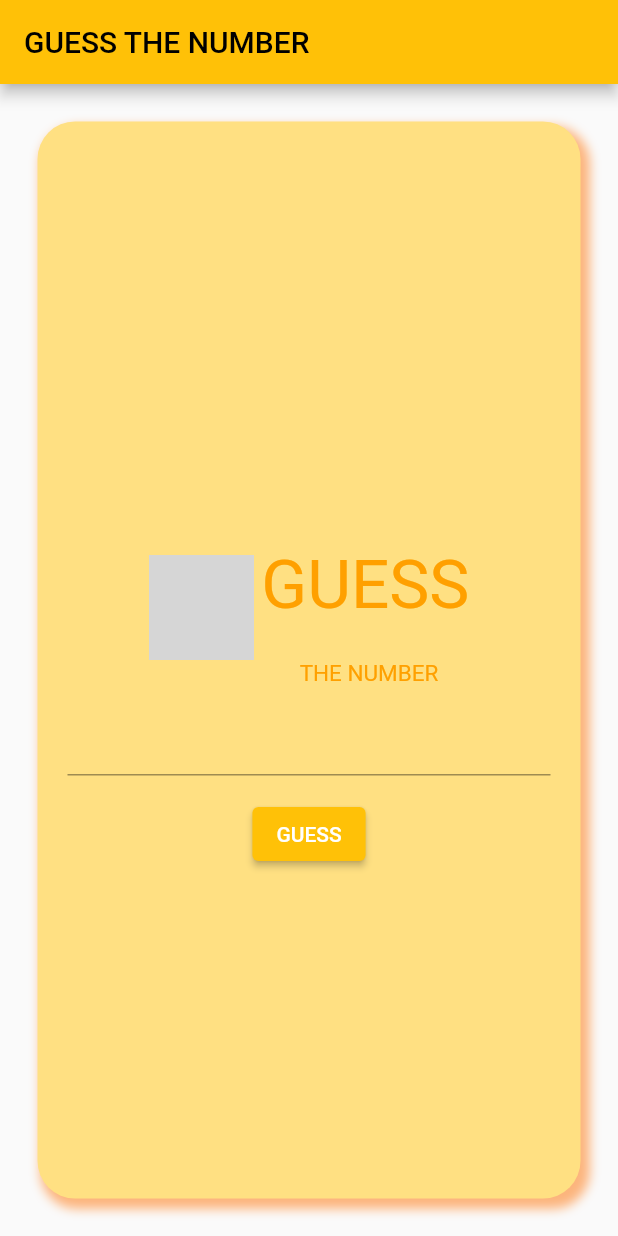
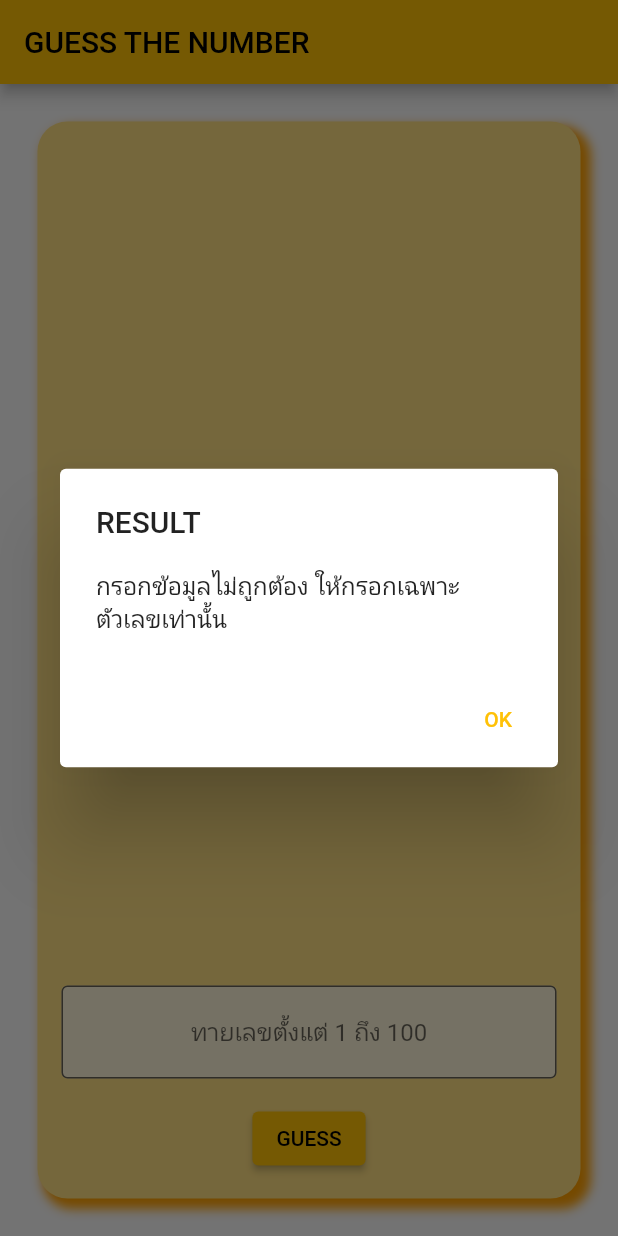
Before and after one commit to keajung/homework-6, a Flutter app: the screen it shows after launch, after a tap on "GUESS", on a phone screen of 412 x 824 dp. Run offline on Flutter 3.47's test engine with Material 2 defaults, Android fonts, the phone set to English and light mode, and no system bars; grey boxes are pictures that could not be loaded.

Commit message:
initial commit

```diff
--- a/lib/game.dart
+++ b/lib/game.dart
@@ -1,28 +1,27 @@
 import 'dart:math';
 
 class Game {
-  int _maxRandom = 0;
+  static const defaultMaxRandom = 100;
   int? _answer;
   int _guessCount = 0;
-  static var myList = <int>[];
+  static final List<int> guessCountList = [];
 
-
-  Game({int a = 100}) {
-    _maxRandom = a;
+  Game({int maxRandom = defaultMaxRandom}) {
     var r = Random();
-    _answer = r.nextInt(_maxRandom) + 1;
-  }
-
-  int get maxRandom {
-    return _maxRandom;
+    _answer = r.nextInt(maxRandom) + 1;
   }
 
   int get guessCount {
-    myList.add(_guessCount);
     return _guessCount;
   }
 
-  int doGuess(int num) {
+  void addCountList() {
+    guessCountList.add(_guessCount);
+  }
+  int? getAnswer(){
+    return _answer;
+  }
+  int doGuess(var num) {
     _guessCount++;
     if (num > _answer!) {
       return 1;
--- a/lib/guess_number.dart
+++ b/lib/guess_number.dart
@@ -2,67 +2,80 @@
 
 import 'dart:io';
 import 'game.dart';
+import 'main.dart';
 
+/*
 void main() {
   while (true) {
-    playGame();
+    //playGame();
     String? input;
-    var len = Game.myList.length;
 
     do {
       stdout.write('Play again? (Y/N): ');
       input = stdin.readLineSync();
     } while (input!.toLowerCase() != 'y' && input.toLowerCase() != 'n');
 
-    if (input.toLowerCase() == 'n') {
-      print('╔════════════════════════════════════════');
-      print("║  You've played $len games");
-      print('╟────────────────────────────────────────');
-      for (int i = 0; i < len; i++) {
-        print('║ 🚀 Game # ${i + 1} : ${Game.myList[i]} guesses');
-      }
-      break;
-    }
+    if (input.toLowerCase() == 'n') break;
   }
 
-  // end of program
-}
+  print('\n\nYou\'ve played ${Game.guessCountList.length} games');
+  for (var i = 0; i < Game.guessCountList.length; i++) {
+    print('🚀 Game #${i + 1}: ${Game.guessCountList[i]} guesses');
+  }
 
-void playGame() {
-  stdout.write('Enter a maximum number to random : ');
-  var input = stdin.readLineSync();
-  var max = int.tryParse(input!);
-  var game = Game(a: max!);
+  /*var myList = [];
+  myList.add(1);
+  myList.add('hello');
+  myList.add(false);
+  for (var i = 0; i < myList.length; i++) {
+    print(myList[i]);
+  }
+  myList.forEach((item) {
+    print(item);
+  });*/
+}*/
+
+
+
+String playGame(var n, var game) {
+ // int? maxRandom;
+  /*do {
+    stdout.write('\nEnter a maximum number to random: ');
+    var input = stdin.readLineSync();
+    maxRandom = int.tryParse(input!);
+  } while (maxRandom == null);*/
+
+  //var game = Game();
   var isCorrect = false;
-
-  print('╔════════════════════════════════════════');
-  print('║            GUESS THE NUMBER            ');
-  print('╟────────────────────────────────────────');
+  var text = "";
 
   do {
-    stdout.write('║ Guess the number between 1 and ${game.maxRandom}: ');
-    var input = stdin.readLineSync();
+
+    var input = n;
     var guess = int.tryParse(input!);
     if (guess == null) {
+      text = 'กรอกข้อมูลไม่ถูกต้อง ให้กรอกเฉพาะตัวเลขเท่านั้น';
+      return text;
       continue;
     }
 
     var result = game.doGuess(guess);
 
     if (result == 1) {
-      print('║ ➜ $guess is TOO HIGH! ▲');
-      print('╟────────────────────────────────────────');
+      text =  '$guess มากเกินไป กรุณาลองใหม่';
+      return text;
     } else if (result == -1) {
-      print('║ ➜ $guess is TOO LOW! ▼');
-      print('╟────────────────────────────────────────');
+      text =  '$guess น้อยเกินไป กรุณาลองใหม่';
+      return text;
     } else if (result == 0) {
-      print('║ ➜ $guess is CORRECT ❤️, total guesses: ${game.guessCount}');
-      print('╟────────────────────────────────────────');
-
+      text =  '$guess ถูกต้องนะคร้าบ, คุณทายทั้งหมด : ${game.guessCount} ครั้ง';
       isCorrect = true;
+      return text;
+      //Game.guessCountList.add(game.guessCount);
+      //Game().addCountList();
+      return text;
     }
   } while (!isCorrect);
+  return text;
 
-  print('║                 THE END                ');
-  print('╚════════════════════════════════════════');
 }
--- a/lib/main.dart
+++ b/lib/main.dart
@@ -1,7 +1,11 @@
+import 'package:flutter/cupertino.dart';
 import 'package:flutter/material.dart';
+import 'game.dart';
+import 'guess_number.dart';
 
 void main() {
   runApp(const MyApp());
+
 }
 
 class MyApp extends StatelessWidget {
@@ -14,146 +18,140 @@ class MyApp extends StatelessWidget {
       theme: ThemeData(
         primarySwatch: Colors.amber,
       ),
-      home: const HomePage(),
+      home: HomePage(),
     );
   }
 }
 
 class HomePage extends StatelessWidget {
-  const HomePage({Key? key}) : super(key: key);
+  var game = Game(maxRandom: 100);
+
+  HomePage({Key? key}) : super(key: key);
+
+  final _controller = TextEditingController();
+
 
   @override
   Widget build(BuildContext context) {
     return Scaffold(
       appBar: AppBar(
-        title: const Text('GUESS THE NUMBER'),
-
+        title: const Text('GUESS THE NUMBER '),
       ),
-      body:
-
-      Padding(
-        padding: const EdgeInsets.only(
-          top: 25,
-          left: 25,
-          bottom: 25,
-          right: 25,
-        ),
+      body: Padding(
+        padding: const EdgeInsets.symmetric(vertical: 25.0, horizontal: 25.0),
         child: Container(
-      // เทียบได้กับแท็ก <div> ของ HTML
           decoration: BoxDecoration(
             color: Colors.amber.shade200,
-          borderRadius: BorderRadius.circular(25),
-          //border: Border.all(width: 50.0, color: Colors.white),
+            borderRadius: BorderRadius.circular(20.0),
             boxShadow: [
               BoxShadow(
-              color: Colors.amber.shade900.withOpacity(0.5),
-              offset: const Offset(4.0, 5.0),
+                color: Colors.amber.shade700,
+                offset: Offset(5.0, 5.0),
+                spreadRadius: 2.0,
                 blurRadius: 5.0,
-              spreadRadius: 2.0,
+              )
+            ],
           ),
-
-          ]),
-
-      //alignment: Alignment.center,
-      child: Center(
-
+          alignment: Alignment.center,
           child: Column(
-          //mainAxisSize: MainAxisSize.max,
-          mainAxisAlignment: MainAxisAlignment.center,
-          //crossAxisAlignment: CrossAxisAlignment.stretch,
-          children: [
-            Row(
             mainAxisAlignment: MainAxisAlignment.center,
             children: [
-                Padding(
-                    padding: const EdgeInsets.only(
-                      top: 70,
-                      left: 30,
-                      bottom: 0,
-                      right: 0,
+              /*Row(
+                children: [
+                  Container(width: 50.0, height: 50.0, color: Colors.blue),
+                  Expanded(
+                    child: Container(
+                      width: 30.0,
+                      height: 50.0,
+                      //color: Colors.pink,
+                      child: Padding(
+                        padding: const EdgeInsets.only(right: 8.0),
+                        child: Text('FLUTTER', textAlign: TextAlign.end,),
                       ),
-                    child: Image.asset('assets/images/guess_logo.png', width: 70.0),
+                      alignment: Alignment.centerRight,
                     ),
+                  ),
+                  //SizedBox(width: 10.0),
+                ],
+              ),*/
+              Expanded(
+                child: Row(
 
-                Padding(
-                    padding: const EdgeInsets.only(
-                      top: 40,
-                      left:5,
-                      bottom: 0,
-                      right: 30,
+                  mainAxisAlignment: MainAxisAlignment.center,
+                  crossAxisAlignment: CrossAxisAlignment.center,
+
+                  children: [
+                    Image.asset('assets/images/guess_logo.png', width: 90.0),
+                    SizedBox(width: 8.0),
+                    Column(
+                      mainAxisSize: MainAxisSize.min,
+                      crossAxisAlignment: CrossAxisAlignment.start,
+                      children: [
+
+                        Text('GUESS',
+                            style: TextStyle(
+                                fontSize: 36.0, color: Colors.amber.shade600)),
+                        Text(
+                          'THE NUMBER',
+                          style: TextStyle(
+                            fontSize: 18.0,
+                            color: Colors.amber.shade700,
+                            //fontWeight: FontWeight.bold,
                           ),
-                    child: Text(
-                      'GUESS',
-                      style: TextStyle(fontSize: 45.0, color: Colors.amber.shade700),
-                    ),
-
                         ),
                       ],
                     ),
-            Row(
-              mainAxisAlignment: MainAxisAlignment.center,
-              children: [
+                  ],
+                ),
+              ),
               Padding(
-                  padding: const EdgeInsets.only(
-                    top: 0,
-                    left: 80,
-                    bottom:0,
-                    right: 0,
+                padding: const EdgeInsets.all(16.0),
+                child: TextField(
+                  textAlign: TextAlign.center,
+                  controller: _controller,
+                  decoration: InputDecoration(
+                    filled: true,
+                    fillColor: Colors.white.withOpacity(0.7),
+                    border: OutlineInputBorder(),
+                    hintText: 'ทายเลขตั้งแต่ 1 ถึง 100',
                   ),
-                  child: Text(
-                    'THE NUMBER',
-                    style: TextStyle(fontSize: 15.0, color: Colors.amber.shade700),
+                )
 
               ),
+              Padding(
+                padding: const EdgeInsets.only(bottom: 16.0),
+                child: ElevatedButton(
+                  child: Text('GUESS'),
+                  onPressed: () {
 
+                    var input = _controller.text;
+                    var text = playGame(input,game);
+
+                    showDialog(
+                      context: context,
+                      barrierDismissible: false,
+                      builder: (BuildContext context) {
+                        return AlertDialog(
+                          title: Text('RESULT'),
+                          content: Text(text),
+                          actions: [
+                            TextButton(
+                              onPressed: () {
+                                Navigator.of(context).pop();
+                              },
+                              child: Text('OK'),
+                            ),
+                          ],
+                        );
+                      },
+                    );
+                  },
+                ),
               ),
             ],
           ),
-
-            Padding(
-              padding: const EdgeInsets.only(
-                top: 0,
-                left: 20,
-                bottom: 0,
-                right: 20,
-              ),
-              child: TextFormField(
-                decoration: const InputDecoration(
-                  border: UnderlineInputBorder(),
-                  labelText: '',
         ),
       ),
-            ),
-
-
-            Padding(
-              padding: const EdgeInsets.only(
-                top: 15,
-                left: 0,
-                bottom: 0,
-                right: 0,
-              ),
-              child: ElevatedButton(
-                child: Text('GUESS',  style: TextStyle( color: Colors.white)),
-                onPressed: () {
-                  // โค้ดที่จะทำงานเมื่อกดปุ่ม
-                },
-
-              ),
-            )
-
-
-          ],
-        ),
-      ),
-
-    ),
-
-      )
-
-
-
-
     );
   }
 }
```
Lines whose indentation alone changed are shown as unchanged.
